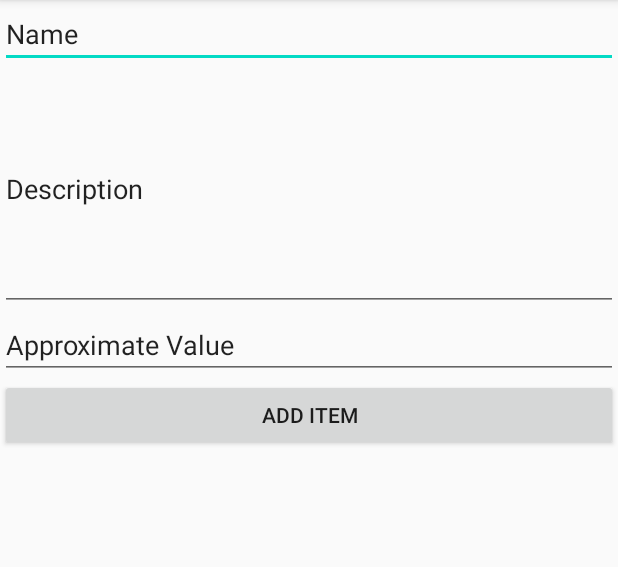
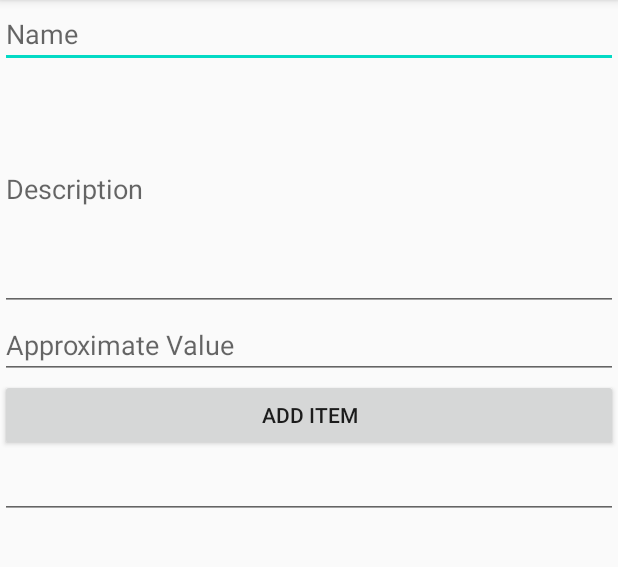
Before and after one commit to bwcampbell9/WhiteElephant, an Android app: the PostItemActivity screen opened directly, with no data from a screen before it, on a phone screen of 412 x 824 dp, the part 84-651 px from its top. Run offline under Robolectric (Android 15) with nearby library versions, the phone set to English and light mode, and no system bars; our stand-ins replace Firebase (no records; nobody signed in at launch, a user with empty details on screens opened directly).

Commit message:
Added error checking to post item activity

```diff
--- a/app/src/main/java/com/example/white_elephant/PostItemActivity.java
+++ b/app/src/main/java/com/example/white_elephant/PostItemActivity.java
@@ -13,7 +13,11 @@ import com.google.firebase.database.FirebaseDatabase;
 
 public class PostItemActivity extends AppCompatActivity {
 
-    EditText nameEditText, descEditText, valEditText;
+    EditText nameEditText;
+    EditText descEditText;
+    EditText valEditText;
+    EditText postErrorEditText;
+
     Button addItemBtn;
     DatabaseReference reff;
     ItemModel item;
@@ -21,10 +25,10 @@ public class PostItemActivity extends AppCompatActivity {
     protected void onCreate(Bundle savedInstanceState) {
         super.onCreate(savedInstanceState);
         setContentView(R.layout.activity_post_item);
-
         nameEditText = (EditText) findViewById(R.id.nameEditText);
         descEditText = (EditText) findViewById(R.id.descEditText);
         valEditText = (EditText) findViewById(R.id.valEditText);
+        postErrorEditText = (EditText) findViewById(R.id.postErrorEditText);
         item = new ItemModel();
         addItemBtn = (Button) findViewById(R.id.addItemBtn);
 
@@ -34,18 +38,25 @@ public class PostItemActivity extends AppCompatActivity {
         addItemBtn.setOnClickListener(new View.OnClickListener() {
             @Override
             public void onClick(View v) {
-                /**String name = nameEditText.getText().toString().trim();
+                String name = nameEditText.getText().toString().trim();
                 String desc = descEditText.getText().toString().trim();
-                Double val = Double.parseDouble(valEditText.getText().toString().trim());
+                Double val = Double.valueOf(0);
 
                 item.setName(name);
                 item.setDescription(desc);
-                item.setValue(val);
 
-                reff.push().setValue(item);
-
-                Toast.makeText(PostItemActivity.this, "Item Added Successfully", Toast.LENGTH_LONG).show();*/
-                finish();
+                try{
+                    val = Double.parseDouble(valEditText.getText().toString().trim());
+                    item.setValue(val);
+                    if (name.length() <= 0 || val < 0){
+                        postErrorEditText.setText("Item Not Added: Invalid Input");
+                    } else{
+                        reff.push().setValue(item);
+                        Toast.makeText(PostItemActivity.this, "Item Added Successfully", Toast.LENGTH_LONG).show();
+                    }
+                } catch (Exception e){
+                    postErrorEditText.setText("Item Not Added: Invalid Input");
+                }
 
             }
         });
--- a/app/src/main/res/layout/activity_post_item.xml
+++ b/app/src/main/res/layout/activity_post_item.xml
@@ -12,28 +12,35 @@
         android:layout_width="match_parent"
         android:layout_height="wrap_content"
         android:ems="10"
-        android:inputType="textPersonName"
-        android:text="Name" />
+        android:hint="Name"
+        android:inputType="textPersonName" />
 
     <EditText
         android:id="@+id/descEditText"
         android:layout_width="match_parent"
         android:layout_height="162dp"
         android:ems="10"
-        android:inputType="textPersonName"
-        android:text="Description" />
+        android:hint="Description"
+        android:inputType="textPersonName" />
 
     <EditText
         android:id="@+id/valEditText"
         android:layout_width="match_parent"
         android:layout_height="wrap_content"
         android:ems="10"
-        android:inputType="textPersonName"
-        android:text="Approximate Value" />
+        android:hint="Approximate Value"
+        android:inputType="textPersonName" />
 
     <Button
         android:id="@+id/addItemBtn"
         android:layout_width="match_parent"
         android:layout_height="wrap_content"
         android:text="Add Item" />
+
+    <EditText
+        android:id="@+id/postErrorEditText"
+        android:layout_width="match_parent"
+        android:layout_height="wrap_content"
+        android:ems="10"
+        android:inputType="textPersonName" />
 </LinearLayout>
```
